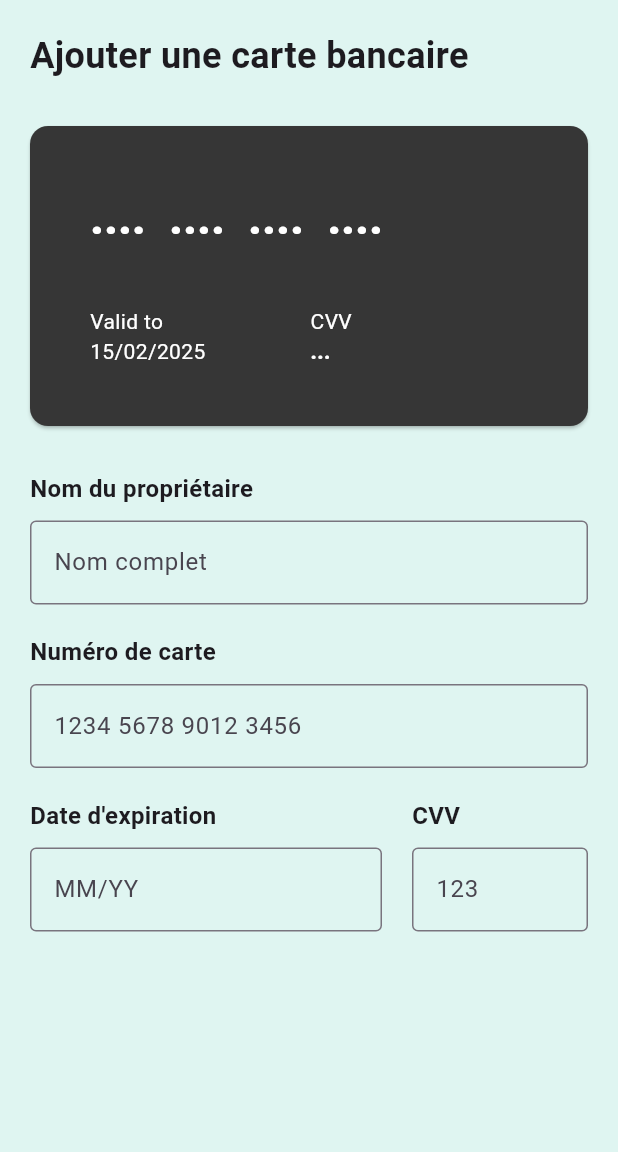
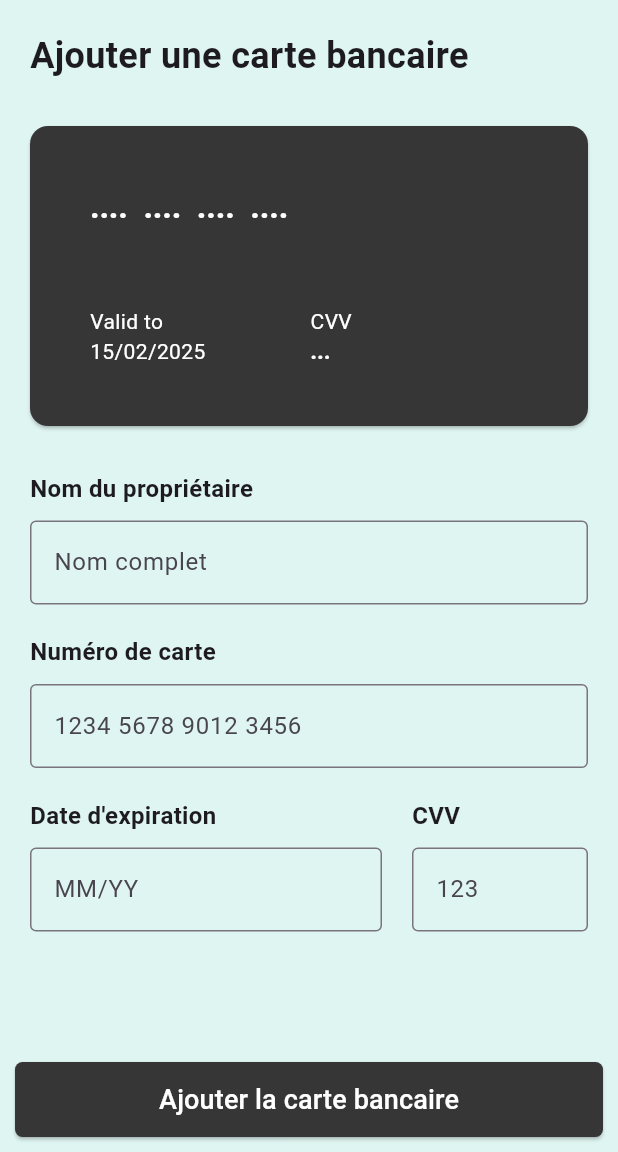
Before and after one commit to abderrahmane0402/pogo_app, a Flutter app: the AddCarteBancaire screen opened directly, on a phone screen of 412 x 824 dp, the part 84-1236 px from its top. Run offline on Flutter 3.47's test engine with Material 3 defaults, Android fonts, the phone set to English and light mode, and no system bars; our stand-ins replace qr_flutter; missing offline and left inert: mobile_scanner, qr_scanner_overlay.

Commit message:
finish add carte

```diff
--- a/lib/pages/AddCarte.dart
+++ b/lib/pages/AddCarte.dart
@@ -64,7 +64,7 @@ class _AddCarteBancaireState extends State<AddCarteBancaire> {
                       Text(
                         "....  ....  ....  ....",
                         style: TextStyle(
-                          fontSize: 30,
+                          fontSize: 20,
                           fontWeight: FontWeight.w900,
                           color: Colors.white,
                         ),
@@ -211,6 +211,32 @@ class _AddCarteBancaireState extends State<AddCarteBancaire> {
           ],
         ),
       ),
+      bottomNavigationBar: Padding(
+        padding: EdgeInsets.all(10.0),
+        child: SizedBox(
+          width: double.infinity,
+          height: 50,
+          child: ElevatedButton(
+            style: ButtonStyle(
+              backgroundColor:
+                  MaterialStateProperty.all(Color.fromRGBO(54, 54, 54, 1.0)),
+              shape: MaterialStateProperty.all<RoundedRectangleBorder>(
+                RoundedRectangleBorder(
+                  borderRadius: BorderRadius.circular(
+                      5.0), // Adjust the value to your preference
+                ),
+              ),
+            ),
+            onPressed: () {
+              // Action to be performed when the button is pressed
+            },
+            child: Text(
+              'Ajouter la carte bancaire',
+              style: TextStyle(fontSize: 18, color: Colors.white),
+            ),
+          ),
+        ),
+      ),
     );
   }
 }
```
